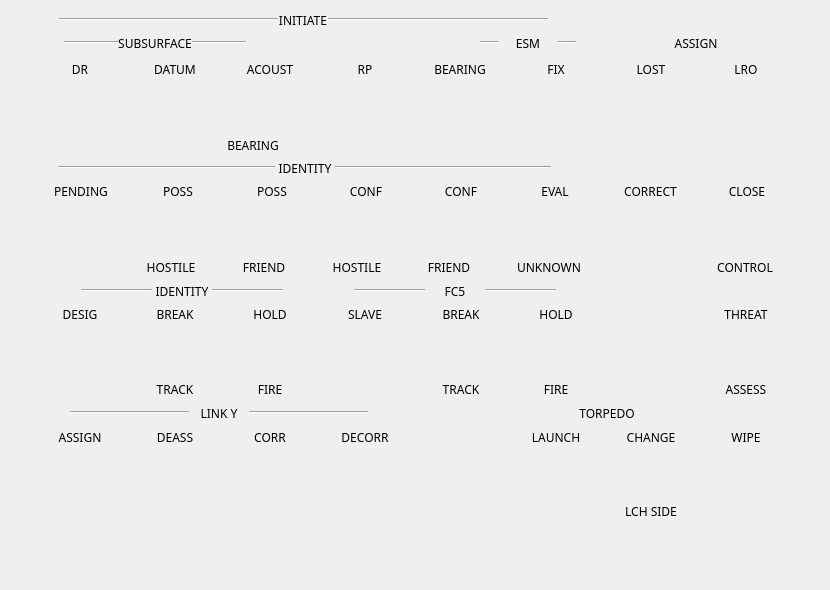
Old version of the form botonera/forms/overlay_360_0011.ui in the repository jordan045/tdc-botonera.
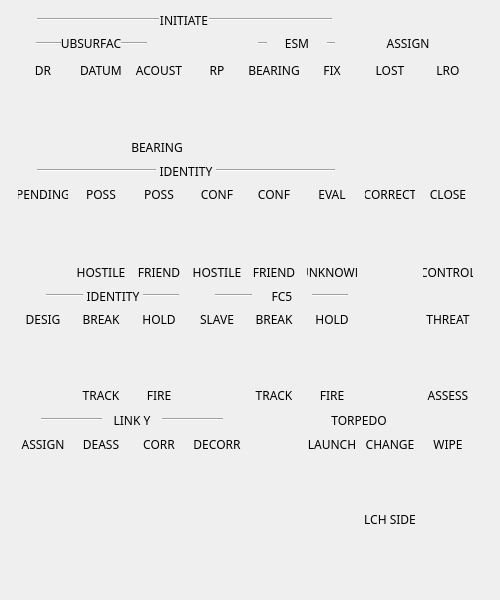
New version of the form. Icons and pictures are not drawn.

Commit message: Fixed size overlays

Patch:
```diff
--- a/botonera/forms/overlay_360_0011.ui
+++ b/botonera/forms/overlay_360_0011.ui
@@ -6,10 +6,22 @@
    <rect>
     <x>0</x>
     <y>0</y>
-    <width>830</width>
-    <height>590</height>
+    <width>500</width>
+    <height>600</height>
    </rect>
   </property>
+  <property name="minimumSize">
+   <size>
+    <width>500</width>
+    <height>600</height>
+   </size>
+  </property>
+  <property name="maximumSize">
+   <size>
+    <width>500</width>
+    <height>600</height>
+   </size>
+  </property>
   <property name="windowTitle">
    <string>Form</string>
   </property>
@@ -18,8 +30,8 @@
     <rect>
      <x>0</x>
      <y>0</y>
-     <width>826</width>
-     <height>581</height>
+     <width>491</width>
+     <height>591</height>
     </rect>
    </property>
    <layout class="QVBoxLayout" name="verticalLayout">
```
The commit also changes 8 other files.
